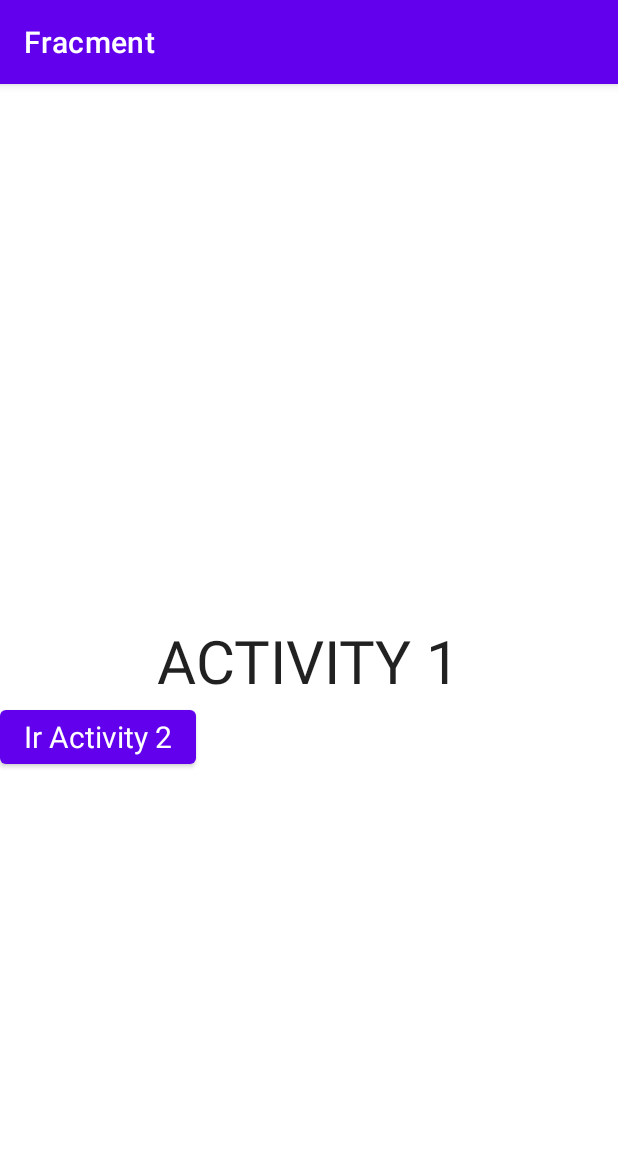
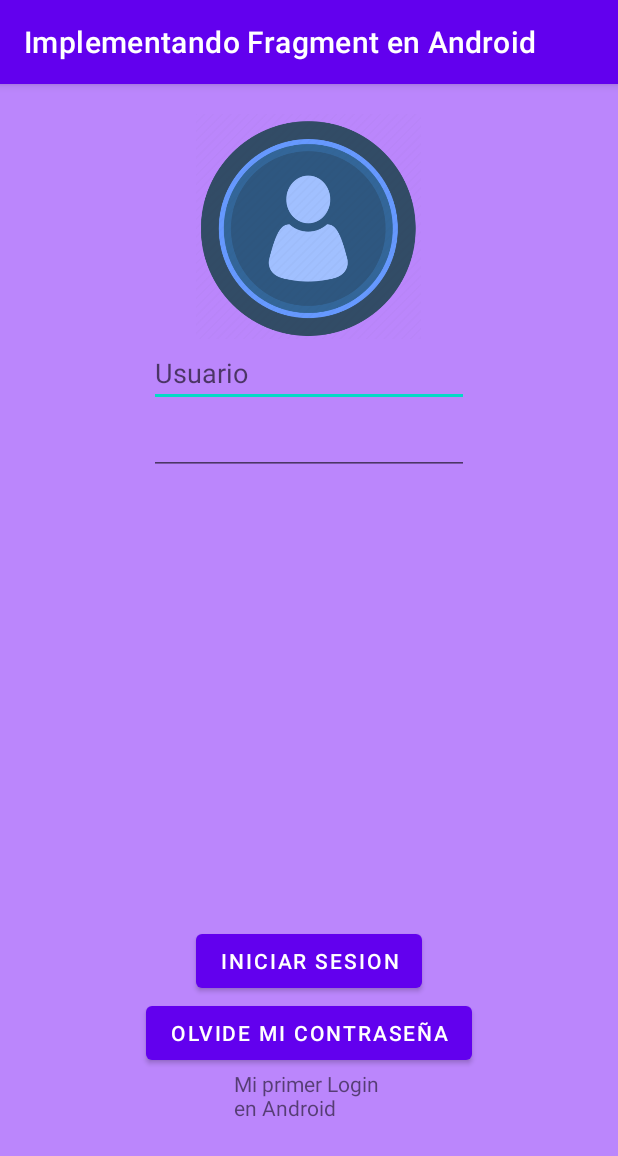
Before and after one commit to cornbreadse7/FragmentLogin, an Android app: the screen it shows after launch (MainActivity), on a phone screen of 412 x 824 dp. Shown: the top 1156 px of the screen. Run offline under Robolectric (Android 15) with nearby library versions, the phone set to English and light mode, and no system bars.

Commit message:
Implementando Login

```diff
--- a/app/src/main/res/layout/activity_main.xml
+++ b/app/src/main/res/layout/activity_main.xml
@@ -1,30 +1,58 @@
 <?xml version="1.0" encoding="utf-8"?>
-<androidx.constraintlayout.widget.ConstraintLayout xmlns:android="http://schemas.android.com/apk/res/android"
+<LinearLayout xmlns:android="http://schemas.android.com/apk/res/android"
     xmlns:app="http://schemas.android.com/apk/res-auto"
     xmlns:tools="http://schemas.android.com/tools"
     android:layout_width="match_parent"
     android:layout_height="match_parent"
-    tools:context=".MainActivity">
+    android:orientation="vertical"
+    android:gravity="top|center"
+    tools:context=".MainActivity"
+    android:background="@color/purple_200">
 
-    <TextView
-        style="@style/boton1"
-        android:id="@+id/textView"
+    <Space
+        android:layout_width="match_parent"
+        android:layout_height="20dp" />
+    <ImageView
+        android:id="@+id/imageView"
+        android:layout_width="150dp"
+        android:layout_height="150dp"
+        app:srcCompat="@drawable/iconologin" />
+
+    <EditText
+        android:id="@+id/editTextTextPersonName"
         android:layout_width="wrap_content"
         android:layout_height="wrap_content"
-        android:text="ACTIVITY 1"
-        android:textSize="40sp"
-        app:layout_constraintBottom_toBottomOf="parent"
-        app:layout_constraintEnd_toEndOf="parent"
-        app:layout_constraintStart_toStartOf="parent"
-        app:layout_constraintTop_toTopOf="parent" />
+        android:ems="10"
+        android:hint="@string/usuario" />
+
+    <EditText
+        android:id="@+id/editTextTextPassword2"
+        android:layout_width="wrap_content"
+        android:layout_height="wrap_content"
+        android:ems="10"
+        android:inputType="textPassword" />
+
+
+    <Space
+        android:layout_width="match_parent"
+        android:layout_height="300dp" />
 
     <Button
         android:id="@+id/Butact2"
-        style="@style/boton1"
         android:layout_width="wrap_content"
         android:layout_height="wrap_content"
-        android:text="Ir Activity 2"
-        app:layout_constraintTop_toBottomOf="@+id/textView"
-        tools:layout_editor_absoluteX="151dp" />
+        android:text="@string/iniciar_sesion" />
 
-</androidx.constraintlayout.widget.ConstraintLayout>
+    <Button
+        android:id="@+id/buttonrecuperacion"
+        android:layout_width="wrap_content"
+        android:layout_height="wrap_content"
+        android:text="@string/olvide_passowrd" />
+
+    <TextView
+        android:layout_width="100dp"
+        android:layout_height="wrap_content"
+        android:text="Mi primer Login en Android" />
+
+
+</LinearLayout>
--- a/app/src/main/res/layout/activity_main2.xml
+++ b/app/src/main/res/layout/activity_main2.xml
@@ -86,5 +86,4 @@
             android:text="Texto" />
     </LinearLayout>
 
-
 </LinearLayout>
--- a/app/src/main/res/layout/fragment_blank1.xml
+++ b/app/src/main/res/layout/fragment_blank1.xml
@@ -11,7 +11,7 @@
         android:layout_width="wrap_content"
         android:layout_height="wrap_content"
         android:textColor="@color/white"
-        android:textSize="50sp"
-        android:text="FRAGMENT 1"/>
+        android:textSize="20sp"
+        android:text="Bienvenido"/>
 
 </FrameLayout>
--- a/app/src/main/res/values/strings.xml
+++ b/app/src/main/res/values/strings.xml
@@ -1,5 +1,9 @@
 <resources>
-    <string name="app_name">Fracment</string>
-    <!-- TODO: Remove or change this placeholder text -->
-    <string name="hello_blank_fragment">Hello blank fragment</string>
+<string name="app_name">Implementando Fragment en Android</string>
+<string name="hello_blank_fragment">Hello blank fragment</string>
+<string name="usuario">Usuario</string>
+<string name="password">Contraseña</string>
+<string name="iniciar_sesion">Iniciar Sesion</string>
+<string name="olvide_passowrd">Olvide mi Contraseña</string>
+<string name="fragment1">Nuevo Fragmento</string>
 </resources>
```
Also changed, not shown: app/src/main/res/drawable/iconologin.png (added).
